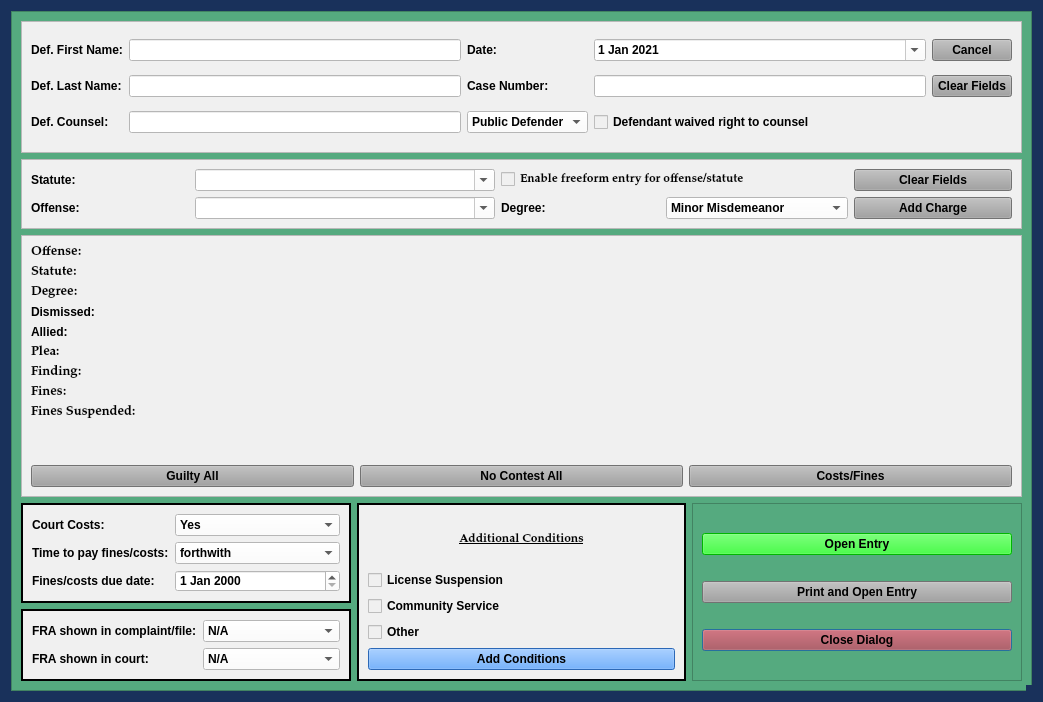
Above: package/views/ui/NoJailPleaDialog.ui from HunterProgram22/MuniEntry before the change. Below: the same form after it.
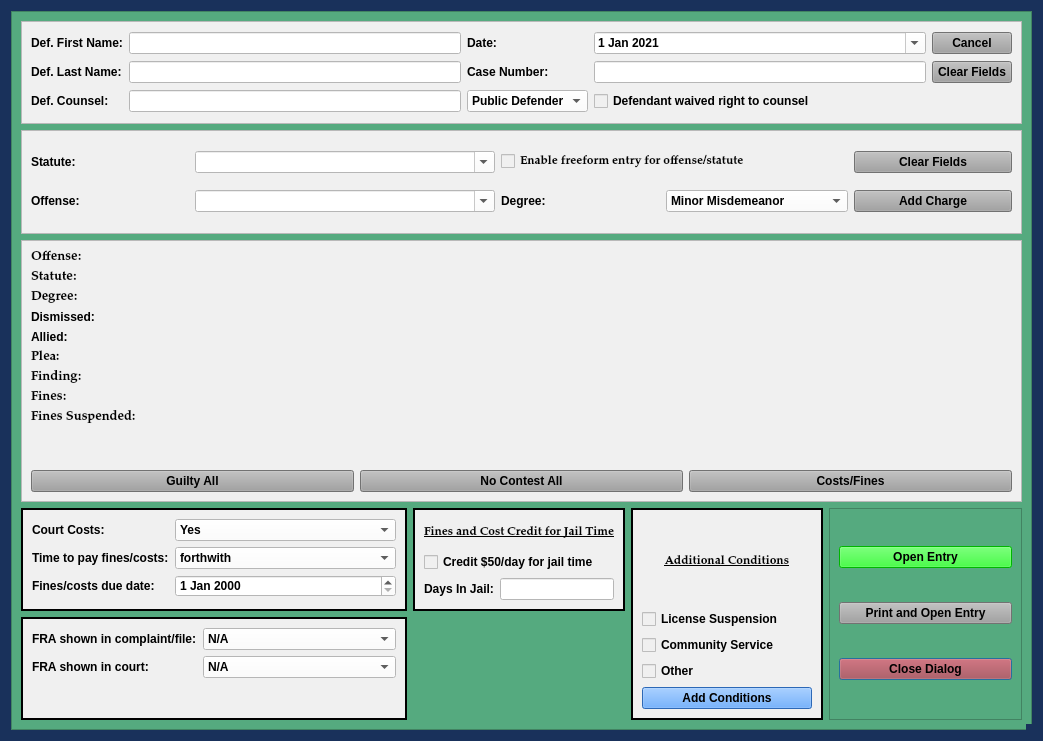
That is the form after the change.

Commit message: Added fines and costs credit for jail on No Jail Dialog.

What changed in the file:
```diff
--- a/package/views/ui/NoJailPleaDialog.ui
+++ b/package/views/ui/NoJailPleaDialog.ui
@@ -10,7 +10,7 @@
     <x>0</x>
     <y>0</y>
     <width>1043</width>
-    <height>702</height>
+    <height>741</height>
    </rect>
   </property>
   <property name="sizePolicy">
@@ -162,13 +162,13 @@
        <rect>
         <x>0</x>
         <y>0</y>
-        <width>1000</width>
-        <height>787</height>
+        <width>1023</width>
+        <height>721</height>
        </rect>
       </property>
-      <layout class="QGridLayout" name="gridLayout_4" rowstretch="1,0,0,0,0,0,0">
-       <item row="0" column="0" colspan="3">
-        <widget class="QFrame" name="case_name_Frame">
+      <layout class="QGridLayout" name="gridLayout_4" columnstretch="2,1,1,1">
+       <item row="3" column="0">
+        <widget class="QFrame" name="frame_5">
          <property name="sizePolicy">
           <sizepolicy hsizetype="Preferred" vsizetype="Preferred">
            <horstretch>0</horstretch>
@@ -179,151 +179,59 @@
           <string notr="true">background-color: rgb(240, 240, 240);</string>
          </property>
          <property name="frameShape">
-          <enum>QFrame::StyledPanel</enum>
+          <enum>QFrame::Box</enum>
          </property>
          <property name="frameShadow">
-          <enum>QFrame::Raised</enum>
+          <enum>QFrame::Plain</enum>
          </property>
-         <layout class="QGridLayout" name="gridLayout">
-          <item row="1" column="4">
-           <widget class="QPushButton" name="clear_fields_case_Button">
-            <property name="focusPolicy">
-             <enum>Qt::NoFocus</enum>
-            </property>
-            <property name="styleSheet">
-             <string notr="true">background-color: rgb(160, 160, 160);</string>
-            </property>
-            <property name="text">
-             <string>Clear Fields</string>
-            </property>
-           </widget>
-          </item>
-          <item row="0" column="1">
-           <widget class="QLineEdit" name="defendant_first_name_lineEdit">
-            <property name="maximumSize">
-             <size>
-              <width>500</width>
-              <height>16777215</height>
-             </size>
-            </property>
-            <property name="styleSheet">
-             <string notr="true">background-color: rgb(255, 255, 255);</string>
-            </property>
-           </widget>
-          </item>
+         <property name="lineWidth">
+          <number>2</number>
+         </property>
+         <layout class="QFormLayout" name="formLayout">
           <item row="0" column="0">
-           <widget class="QLabel" name="label">
+           <widget class="QLabel" name="label_11">
             <property name="text">
-             <string>Def. First Name:</string>
+             <string>Court Costs:</string>
             </property>
            </widget>
           </item>
-          <item row="0" column="2">
-           <widget class="QLabel" name="label_26">
-            <property name="text">
-             <string>Date:</string>
-            </property>
-           </widget>
-          </item>
-          <item row="0" column="3">
-           <widget class="QDateEdit" name="plea_trial_date">
-            <property name="focusPolicy">
-             <enum>Qt::NoFocus</enum>
-            </property>
+          <item row="0" column="1">
+           <widget class="QComboBox" name="court_costs_box">
             <property name="styleSheet">
              <string notr="true">background-color: rgb(255, 255, 255);</string>
             </property>
-            <property name="minimumDate">
-             <date>
-              <year>2021</year>
-              <month>1</month>
-              <day>1</day>
-             </date>
-            </property>
-            <property name="calendarPopup">
-             <bool>true</bool>
-            </property>
-            <property name="date">
-             <date>
-              <year>2021</year>
-              <month>1</month>
-              <day>1</day>
-             </date>
-            </property>
+            <item>
+             <property name="text">
+              <string>Yes</string>
+             </property>
+            </item>
+            <item>
+             <property name="text">
+              <string>Waived</string>
+             </property>
+            </item>
+            <item>
+             <property name="text">
+              <string>No</string>
+             </property>
+            </item>
            </widget>
           </item>
           <item row="1" column="0">
-           <widget class="QLabel" name="label_2">
+           <widget class="QLabel" name="label_9">
             <property name="text">
-             <string>Def. Last Name:</string>
-            </property>
-           </widget>
-          </item>
-          <item row="0" column="4">
-           <widget class="QPushButton" name="cancel_Button">
-            <property name="focusPolicy">
-             <enum>Qt::NoFocus</enum>
-            </property>
-            <property name="styleSheet">
-             <string notr="true">background-color: rgb(160, 160, 160);</string>
-            </property>
-            <property name="text">
-             <string>Cancel</string>
-            </property>
-           </widget>
-          </item>
-          <item row="1" column="2">
-           <widget class="QLabel" name="label_3">
-            <property name="text">
-             <string>Case Number:</string>
-            </property>
-           </widget>
-          </item>
-          <item row="1" column="3">
-           <widget class="QLineEdit" name="case_number_lineEdit">
-            <property name="maximumSize">
-             <size>
-              <width>500</width>
-              <height>16777215</height>
-             </size>
-            </property>
-            <property name="styleSheet">
-             <string notr="true">background-color: rgb(255, 255, 255);</string>
+             <string>Time to pay fines/costs:</string>
             </property>
            </widget>
           </item>
           <item row="1" column="1">
-           <widget class="QLineEdit" name="defendant_last_name_lineEdit">
-            <property name="enabled">
-             <bool>true</bool>
-            </property>
+           <widget class="QComboBox" name="ability_to_pay_box">
             <property name="styleSheet">
              <string notr="true">background-color: rgb(255, 255, 255);</string>
             </property>
-           </widget>
-          </item>
-          <item row="3" column="0">
-           <widget class="QLabel" name="label_8">
-            <property name="text">
-             <string>Def. Counsel:</string>
-            </property>
-           </widget>
-          </item>
-          <item row="3" column="1">
-           <widget class="QLineEdit" name="defense_counsel_name_box">
-            <property name="styleSheet">
-             <string notr="true">background-color: rgb(255, 255, 255);</string>
-            </property>
-           </widget>
-          </item>
-          <item row="3" column="2">
-           <widget class="QComboBox" name="defense_counsel_type_box">
-            <property name="styleSheet">
-             <string notr="true">background-color: rgb(255, 255, 255);</string>
-            </property>
             <item>
              <property name="text">
-              <string>Public Defender</string>
+              <string>forthwith</string>
              </property>
             </item>
             <item>
@@ -333,17 +241,24 @@
             </item>
            </widget>
           </item>
-          <item row="3" column="3">
-           <widget class="QCheckBox" name="defense_counsel_waived_checkBox">
+          <item row="2" column="0">
+           <widget class="QLabel" name="label_18">
             <property name="text">
-             <string>Defendant waived right to counsel</string>
+             <string>Fines/costs due date:</string>
+            </property>
+           </widget>
+          </item>
+          <item row="2" column="1">
+           <widget class="QDateEdit" name="balance_due_date">
+            <property name="styleSheet">
+             <string notr="true">background-color: rgb(255, 255, 255);</string>
             </property>
            </widget>
           </item>
          </layout>
         </widget>
        </item>
-       <item row="3" column="2" rowspan="4">
+       <item row="3" column="3" rowspan="2">
         <widget class="QFrame" name="frame_2">
          <property name="frameShape">
           <enum>QFrame::StyledPanel</enum>
@@ -392,7 +307,93 @@
          </layout>
         </widget>
        </item>
-       <item row="2" column="0" colspan="3">
+       <item row="3" column="2" rowspan="2">
+        <widget class="QFrame" name="frame_6">
+         <property name="sizePolicy">
+          <sizepolicy hsizetype="Preferred" vsizetype="Preferred">
+           <horstretch>0</horstretch>
+           <verstretch>0</verstretch>
+          </sizepolicy>
+         </property>
+         <property name="styleSheet">
+          <string notr="true">background-color: rgb(240, 240, 240);
+font: 75 9pt &quot;Palatino Linotype&quot;;
+font-weight: bold;</string>
+         </property>
+         <property name="frameShape">
+          <enum>QFrame::Box</enum>
+         </property>
+         <property name="frameShadow">
+          <enum>QFrame::Plain</enum>
+         </property>
+         <property name="lineWidth">
+          <number>2</number>
+         </property>
+         <layout class="QGridLayout" name="gridLayout_5">
+          <item row="3" column="0">
+           <widget class="QCheckBox" name="other_conditions_checkBox">
+            <property name="enabled">
+             <bool>true</bool>
+            </property>
+            <property name="focusPolicy">
+             <enum>Qt::StrongFocus</enum>
+            </property>
+            <property name="text">
+             <string>Other</string>
+            </property>
+           </widget>
+          </item>
+          <item row="1" column="0">
+           <widget class="QCheckBox" name="license_suspension_checkBox">
+            <property name="text">
+             <string>License Suspension</string>
+            </property>
+           </widget>
+          </item>
+          <item row="2" column="0">
+           <widget class="QCheckBox" name="community_service_checkBox">
+            <property name="text">
+             <string>Community Service</string>
+            </property>
+           </widget>
+          </item>
+          <item row="4" column="0">
+           <widget class="QPushButton" name="add_conditions_Button">
+            <property name="styleSheet">
+             <string notr="true">background-color: rgb(62, 146, 255)</string>
+            </property>
+            <property name="text">
+             <string>Add Conditions</string>
+            </property>
+            <property name="autoDefault">
+             <bool>false</bool>
+            </property>
+           </widget>
+          </item>
+          <item row="0" column="0">
+           <widget class="QLabel" name="label_24">
+            <property name="font">
+             <font>
+              <family>Palatino Linotype</family>
+              <pointsize>9</pointsize>
+              <weight>75</weight>
+              <italic>false</italic>
+              <bold>true</bold>
+              <underline>true</underline>
+             </font>
+            </property>
+            <property name="text">
+             <string>Additional Conditions</string>
+            </property>
+            <property name="alignment">
+             <set>Qt::AlignCenter</set>
+            </property>
+           </widget>
+          </item>
+         </layout>
+        </widget>
+       </item>
+       <item row="2" column="0" colspan="4">
         <widget class="QFrame" name="frame">
          <property name="sizePolicy">
           <sizepolicy hsizetype="Preferred" vsizetype="Preferred">
@@ -624,8 +625,8 @@
          </layout>
         </widget>
        </item>
-       <item row="6" column="0">
-        <widget class="QFrame" name="frame_7">
+       <item row="0" column="0" colspan="4">
+        <widget class="QFrame" name="case_name_Frame">
          <property name="sizePolicy">
           <sizepolicy hsizetype="Preferred" vsizetype="Preferred">
            <horstretch>0</horstretch>
@@ -636,52 +637,151 @@
           <string notr="true">background-color: rgb(240, 240, 240);</string>
          </property>
          <property name="frameShape">
-          <enum>QFrame::Box</enum>
+          <enum>QFrame::StyledPanel</enum>
          </property>
          <property name="frameShadow">
-          <enum>QFrame::Plain</enum>
+          <enum>QFrame::Raised</enum>
          </property>
-         <property name="lineWidth">
-          <number>2</number>
-         </property>
-         <layout class="QFormLayout" name="formLayout_2">
+         <layout class="QGridLayout" name="gridLayout">
+          <item row="1" column="4">
+           <widget class="QPushButton" name="clear_fields_case_Button">
+            <property name="focusPolicy">
+             <enum>Qt::NoFocus</enum>
+            </property>
+            <property name="styleSheet">
+             <string notr="true">background-color: rgb(160, 160, 160);</string>
+            </property>
+            <property name="text">
+             <string>Clear Fields</string>
+            </property>
+           </widget>
+          </item>
           <item row="0" column="1">
-           <widget class="QComboBox" name="fra_in_file_box">
+           <widget class="QLineEdit" name="defendant_first_name_lineEdit">
+            <property name="maximumSize">
+             <size>
+              <width>500</width>
+              <height>16777215</height>
+             </size>
+            </property>
             <property name="styleSheet">
              <string notr="true">background-color: rgb(255, 255, 255);</string>
             </property>
-            <item>
-             <property name="text">
-              <string>N/A</string>
-             </property>
-            </item>
-            <item>
-             <property name="text">
-              <string>Yes</string>
-             </property>
-            </item>
-            <item>
-             <property name="text">
-              <string>No</string>
-             </property>
-            </item>
+           </widget>
+          </item>
+          <item row="0" column="0">
+           <widget class="QLabel" name="label">
+            <property name="text">
+             <string>Def. First Name:</string>
+            </property>
+           </widget>
+          </item>
+          <item row="0" column="2">
+           <widget class="QLabel" name="label_26">
+            <property name="text">
+             <string>Date:</string>
+            </property>
+           </widget>
+          </item>
+          <item row="0" column="3">
+           <widget class="QDateEdit" name="plea_trial_date">
+            <property name="focusPolicy">
+             <enum>Qt::NoFocus</enum>
+            </property>
+            <property name="styleSheet">
+             <string notr="true">background-color: rgb(255, 255, 255);</string>
+            </property>
+            <property name="minimumDate">
+             <date>
+              <year>2021</year>
+              <month>1</month>
+              <day>1</day>
+             </date>
+            </property>
+            <property name="calendarPopup">
+             <bool>true</bool>
+            </property>
+            <property name="date">
+             <date>
+              <year>2021</year>
+              <month>1</month>
+              <day>1</day>
+             </date>
+            </property>
            </widget>
           </item>
           <item row="1" column="0">
-           <widget class="QLabel" name="label_22">
+           <widget class="QLabel" name="label_2">
             <property name="text">
-             <string>FRA shown in court:</string>
+             <string>Def. Last Name:</string>
+            </property>
+           </widget>
+          </item>
+          <item row="0" column="4">
+           <widget class="QPushButton" name="cancel_Button">
+            <property name="focusPolicy">
+             <enum>Qt::NoFocus</enum>
+            </property>
+            <property name="styleSheet">
+             <string notr="true">background-color: rgb(160, 160, 160);</string>
+            </property>
+            <property name="text">
+             <string>Cancel</string>
+            </property>
+           </widget>
+          </item>
+          <item row="1" column="2">
+           <widget class="QLabel" name="label_3">
+            <property name="text">
+             <string>Case Number:</string>
+            </property>
+           </widget>
+          </item>
+          <item row="1" column="3">
+           <widget class="QLineEdit" name="case_number_lineEdit">
+            <property name="maximumSize">
+             <size>
+              <width>500</width>
+              <height>16777215</height>
+             </size>
+            </property>
+            <property name="styleSheet">
+             <string notr="true">background-color: rgb(255, 255, 255);</string>
             </property>
            </widget>
           </item>
           <item row="1" column="1">
-           <widget class="QComboBox" name="fra_in_court_box">
+           <widget class="QLineEdit" name="defendant_last_name_lineEdit">
+            <property name="enabled">
+             <bool>true</bool>
+            </property>
             <property name="styleSheet">
              <string notr="true">background-color: rgb(255, 255, 255);</string>
             </property>
+           </widget>
+          </item>
+          <item row="3" column="0">
+           <widget class="QLabel" name="label_8">
+            <property name="text">
+             <string>Def. Counsel:</string>
+            </property>
+           </widget>
+          </item>
+          <item row="3" column="1">
+           <widget class="QLineEdit" name="defense_counsel_name_box">
+            <property name="styleSheet">
+             <string notr="true">background-color: rgb(255, 255, 255);</string>
+            </property>
+           </widget>
+          </item>
+          <item row="3" column="2">
+           <widget class="QComboBox" name="defense_counsel_type_box">
+            <property name="styleSheet">
+             <string notr="true">background-color: rgb(255, 255, 255);</string>
+            </property>
             <item>
              <property name="text">
-              <string>N/A</string>
+              <string>Public Defender</string>
              </property>
             </item>
             <item>
@@ -696,17 +796,17 @@
             </item>
            </widget>
           </item>
-          <item row="0" column="0">
-           <widget class="QLabel" name="label_21">
+          <item row="3" column="3">
+           <widget class="QCheckBox" name="defense_counsel_waived_checkBox">
             <property name="text">
-             <string>FRA shown in complaint/file:</string>
+             <string>Defendant waived right to counsel</string>
             </property>
            </widget>
           </item>
          </layout>
         </widget>
        </item>
-       <item row="1" column="0" colspan="3">
+       <item row="1" column="0" colspan="4">
         <widget class="QFrame" name="frame_3">
          <property name="sizePolicy">
           <sizepolicy hsizetype="Preferred" vsizetype="Preferred">
@@ -874,14 +974,8 @@
          </layout>
         </widget>
        </item>
-       <item row="3" column="1" rowspan="4">
-        <widget class="QFrame" name="frame_6">
-         <property name="sizePolicy">
-          <sizepolicy hsizetype="Preferred" vsizetype="Preferred">
-           <horstretch>0</horstretch>
-           <verstretch>0</verstretch>
-          </sizepolicy>
-         </property>
+       <item row="3" column="1">
+        <widget class="QFrame" name="jail_time_credit_frame">
          <property name="styleSheet">
           <string notr="true">background-color: rgb(240, 240, 240);
 font: 75 9pt &quot;Palatino Linotype&quot;;
@@ -896,49 +990,15 @@
          <property name="lineWidth">
           <number>2</number>
          </property>
-         <layout class="QGridLayout" name="gridLayout_5">
-          <item row="3" column="0">
-           <widget class="QCheckBox" name="other_conditions_checkBox">
-            <property name="enabled">
-             <bool>true</bool>
+         <layout class="QGridLayout" name="gridLayout_7">
+          <item row="0" column="0" colspan="2">
+           <widget class="QLabel" name="add_conditions_label_2">
+            <property name="maximumSize">
+             <size>
+              <width>16777215</width>
+              <height>50</height>
+             </size>
             </property>
-            <property name="focusPolicy">
-             <enum>Qt::StrongFocus</enum>
-            </property>
-            <property name="text">
-             <string>Other</string>
-            </property>
-           </widget>
-          </item>
-          <item row="1" column="0">
-           <widget class="QCheckBox" name="license_suspension_checkBox">
-            <property name="text">
-             <string>License Suspension</string>
-            </property>
-           </widget>
-          </item>
-          <item row="2" column="0">
-           <widget class="QCheckBox" name="community_service_checkBox">
-            <property name="text">
-             <string>Community Service</string>
-            </property>
-           </widget>
-          </item>
-          <item row="4" column="0">
-           <widget class="QPushButton" name="add_conditions_Button">
-            <property name="styleSheet">
-             <string notr="true">background-color: rgb(62, 146, 255)</string>
-            </property>
-            <property name="text">
-             <string>Add Conditions</string>
-            </property>
-            <property name="autoDefault">
-             <bool>false</bool>
-            </property>
-           </widget>
-          </item>
-          <item row="0" column="0">
-           <widget class="QLabel" name="label_24">
             <property name="font">
              <font>
               <family>Palatino Linotype</family>
@@ -950,18 +1010,39 @@
              </font>
             </property>
             <property name="text">
-             <string>Additional Conditions</string>
+             <string>Fines and Cost Credit for Jail Time</string>
             </property>
             <property name="alignment">
              <set>Qt::AlignCenter</set>
             </property>
            </widget>
           </item>
+          <item row="2" column="1">
+           <widget class="QLineEdit" name="jail_time_credit_box">
+            <property name="styleSheet">
+             <string notr="true">background-color: rgb(255, 255, 255);</string>
+            </property>
+           </widget>
+          </item>
+          <item row="2" column="0">
+           <widget class="QLabel" name="days_in_jail_label">
+            <property name="text">
+             <string>Days In Jail:</string>
+            </property>
+           </widget>
+          </item>
+          <item row="1" column="0" colspan="2">
+           <widget class="QCheckBox" name="credit_for_jail_checkBox">
+            <property name="text">
+             <string>Credit $50/day for jail time</string>
+            </property>
+           </widget>
+          </item>
          </layout>
         </widget>
        </item>
-       <item row="3" column="0" rowspan="3">
-        <widget class="QFrame" name="frame_5">
+       <item row="4" column="0">
+        <widget class="QFrame" name="frame_7">
          <property name="sizePolicy">
           <sizepolicy hsizetype="Preferred" vsizetype="Preferred">
            <horstretch>0</horstretch>
@@ -980,19 +1061,17 @@
          <property name="lineWidth">
           <number>2</number>
          </property>
-         <layout class="QFormLayout" name="formLayout">
-          <item row="0" column="0">
-           <widget class="QLabel" name="label_11">
-            <property name="text">
-             <string>Court Costs:</string>
-            </property>
-           </widget>
-          </item>
+         <layout class="QFormLayout" name="formLayout_2">
           <item row="0" column="1">
-           <widget class="QComboBox" name="court_costs_box">
+           <widget class="QComboBox" name="fra_in_file_box">
             <property name="styleSheet">
              <string notr="true">background-color: rgb(255, 255, 255);</string>
             </property>
+            <item>
+             <property name="text">
+              <string>N/A</string>
+             </property>
+            </item>
             <item>
              <property name="text">
               <string>Yes</string>
@@ -1011,20 +1090,20 @@
            </widget>
           </item>
           <item row="1" column="0">
-           <widget class="QLabel" name="label_9">
+           <widget class="QLabel" name="label_22">
             <property name="text">
-             <string>Time to pay fines/costs:</string>
+             <string>FRA shown in court:</string>
             </property>
            </widget>
           </item>
           <item row="1" column="1">
-           <widget class="QComboBox" name="ability_to_pay_box">
+           <widget class="QComboBox" name="fra_in_court_box">
             <property name="styleSheet">
              <string notr="true">background-color: rgb(255, 255, 255);</string>
             </property>
             <item>
              <property name="text">
-              <string>forthwith</string>
+              <string>N/A</string>
              </property>
             </item>
             <item>
@@ -1044,17 +1123,10 @@
             </item>
            </widget>
           </item>
-          <item row="2" column="0">
-           <widget class="QLabel" name="label_18">
+          <item row="0" column="0">
+           <widget class="QLabel" name="label_21">
             <property name="text">
-             <string>Fines/costs due date:</string>
-            </property>
-           </widget>
-          </item>
-          <item row="2" column="1">
-           <widget class="QDateEdit" name="balance_due_date">
-            <property name="styleSheet">
-             <string notr="true">background-color: rgb(255, 255, 255);</string>
+             <string>FRA shown in complaint/file:</string>
             </property>
            </widget>
           </item>
```
Left out of the diff: 33 changed lines with no effect on the pictures. The commit also changes 8 other files.
